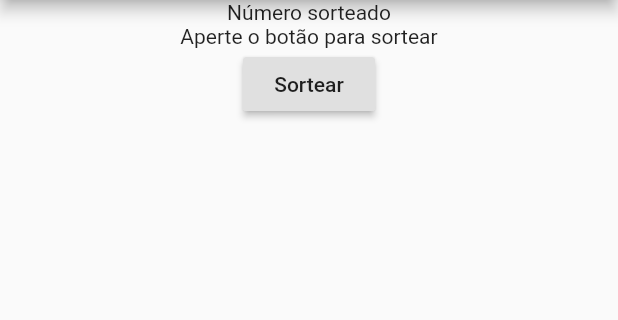
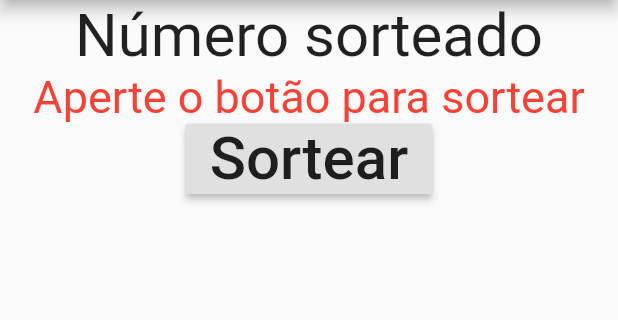
Before and after one commit to elton-fonseca/exemplo-flutter-fundamentos, a Flutter app: the screen it shows after launch, on a phone screen of 412 x 824 dp, the part 84-404 px from its top. Run offline on Flutter 3.47's test engine with Material 2 defaults, Android fonts, the phone set to English and light mode, and no system bars.

Commit message:
Conhecendo o Widget de Personalização de texto

```diff
--- a/lib/main.dart
+++ b/lib/main.dart
@@ -38,15 +38,25 @@ class _PaginaInicialState extends State<PaginaInicial> {
       body: Center(
         child: Column(
           children: [
-            Text('Número sorteado'),
+            Text(
+              'Número sorteado',
+              style: TextStyle(fontSize: 40),
+            ),
             Text(
               _numeroSorteado != 0
                   ? '$_numeroSorteado'
                   : 'Aperte o botão para sortear',
+              style: TextStyle(
+                fontSize: 30,
+                color: Colors.red,
+              ),
             ),
             RaisedButton(
               onPressed: () => {_sortear()},
-              child: Text('Sortear'),
+              child: Text(
+                'Sortear',
+                style: TextStyle(fontSize: 40),
+              ),
             ),
           ],
         ),
```
